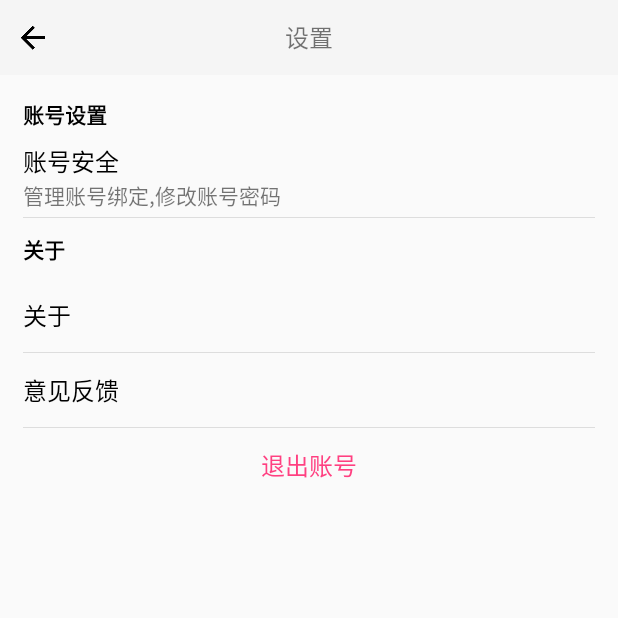
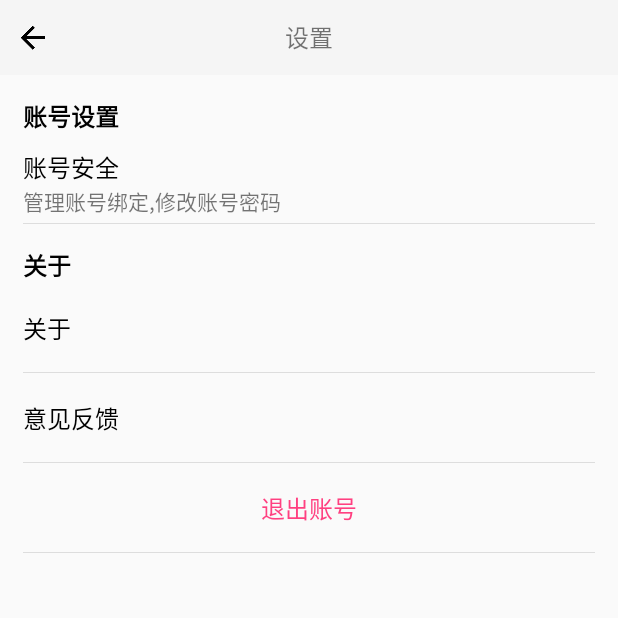
Before and after one commit to Damaer/Goal, an Android app: the fragment SettingFragment shown on its own in the app's theme, on a phone screen of 412 x 824 dp, the top half of it. Run offline under Robolectric (Android 15) with nearby library versions, the phone set to English and light mode, and no system bars; 1 statement that could not run was skipped.

Commit message:
优化设置界面布局代码

```diff
--- a/FE/Goal/app/src/main/res/layout/fragment_settings.xml
+++ b/FE/Goal/app/src/main/res/layout/fragment_settings.xml
@@ -24,18 +24,17 @@
             android:layout_width="match_parent"
             android:layout_height="match_parent">
         <LinearLayout android:layout_width="match_parent" android:layout_height="wrap_content"
-                      android:orientation="vertical" android:paddingBottom="15dp" android:paddingTop="15dp">
+                      android:orientation="vertical" android:paddingBottom="15dp">
             <TextView
                     android:text="@string/account_setting"
                     android:layout_width="match_parent"
-                    android:id="@+id/textView9" android:textStyle="normal|bold"
-                    android:textColor="@android:color/background_dark" android:layout_height="30dp"
-                    android:paddingStart="15dp" android:paddingEnd="15dp"/>
+                    android:id="@+id/textView9"
+                    android:paddingStart="15dp" android:paddingEnd="15dp" style="@style/ListTitleStyle"/>
             <RelativeLayout
                     android:layout_width="match_parent"
-                    android:layout_marginBottom="10dp"
-                    android:layout_height="50dp" android:id="@+id/account_safe"
-                    android:background="@drawable/ripple_bg" android:paddingStart="15dp" android:paddingEnd="15dp">
+                    android:id="@+id/account_safe"
+                    android:background="@drawable/ripple_bg" android:paddingStart="15dp" android:paddingEnd="15dp"
+                    style="@style/ListItemLayoutStyle">
                 <TextView
                         android:layout_alignParentStart="true"
                         android:text="@string/account_safe"
@@ -51,24 +50,21 @@
                         android:id="@+id/textView12"
                         android:layout_below="@+id/textView10"/>
                 <LinearLayout
-                        android:layout_alignParentBottom="true"
                         android:orientation="vertical"
-                        android:layout_width="match_parent"
-                        android:layout_height="1px"
                         android:background="@color/divider"
-                >
+                        style="@style/ListDividerStyle"
+                        android:layout_width="match_parent">
                 </LinearLayout>
             </RelativeLayout>
             <TextView
                     android:text="@string/about"
                     android:layout_width="match_parent"
-                    android:id="@+id/textView13" android:textStyle="normal|bold"
-                    android:textColor="@android:color/background_dark" android:layout_height="30dp"
-                    android:paddingStart="15dp" android:paddingEnd="15dp"/>
+                    android:id="@+id/textView13"
+                    android:paddingStart="15dp" android:paddingEnd="15dp" style="@style/ListTitleStyle"/>
             <RelativeLayout
                     android:layout_width="match_parent"
-                    android:layout_height="50dp" android:id="@+id/about" android:background="@drawable/ripple_bg"
-                    android:paddingStart="15dp" android:paddingEnd="15dp">
+                    android:id="@+id/about" android:background="@drawable/ripple_bg"
+                    android:paddingStart="15dp" android:paddingEnd="15dp" style="@style/ListItemLayoutStyle">
                 <TextView
                         android:layout_centerVertical="true"
                         android:text="@string/about"
@@ -78,17 +74,16 @@
                         android:textColor="@android:color/background_dark"
                         android:textSize="16sp"/>
                 <LinearLayout
-                        android:layout_alignParentBottom="true"
                         android:orientation="vertical"
-                        android:layout_width="match_parent"
-                        android:layout_height="1px" android:background="@color/divider"
-                >
+                        android:background="@color/divider"
+                        style="@style/ListDividerStyle"
+                        android:layout_width="match_parent">
                 </LinearLayout>
             </RelativeLayout>
             <RelativeLayout
                     android:layout_width="match_parent"
-                    android:layout_height="50dp" android:id="@+id/feedback" android:background="@drawable/ripple_bg"
-                    android:paddingStart="15dp" android:paddingEnd="15dp">
+                    android:id="@+id/feedback" android:background="@drawable/ripple_bg"
+                    android:paddingStart="15dp" android:paddingEnd="15dp" style="@style/ListItemLayoutStyle">
 
                 <TextView
                         android:text="@string/feedback"
@@ -97,23 +92,29 @@
                         android:layout_centerVertical="true" android:textColor="@android:color/background_dark"
                         android:textSize="16sp"/>
                 <LinearLayout
-                        android:layout_alignParentBottom="true"
                         android:orientation="vertical"
-                        android:layout_width="match_parent"
-                        android:layout_height="1px" android:background="@color/divider"
-                >
+                        android:background="@color/divider"
+                        style="@style/ListDividerStyle"
+                        android:layout_width="match_parent">
                 </LinearLayout>
             </RelativeLayout>
             <RelativeLayout
                     android:layout_width="match_parent"
-                    android:layout_height="50dp" android:paddingStart="15dp" android:paddingEnd="15dp"
-                    android:background="@drawable/ripple_bg" android:id="@+id/logout">
+                    android:paddingStart="15dp" android:paddingEnd="15dp"
+                    android:background="@drawable/ripple_bg" android:id="@+id/logout"
+                    style="@style/ListItemLayoutStyle">
                 <TextView
                         android:text="@string/logout"
                         android:layout_width="wrap_content"
                         android:layout_height="wrap_content" android:id="@+id/textView8"
                         android:textSize="16sp"
                         android:textColor="@color/colorAccent" android:layout_centerInParent="true"/>
+                <LinearLayout
+                        android:orientation="vertical"
+                        android:background="@color/divider"
+                        style="@style/ListDividerStyle"
+                        android:layout_width="match_parent">
+                </LinearLayout>
             </RelativeLayout>
         </LinearLayout>
     </ScrollView>
```
